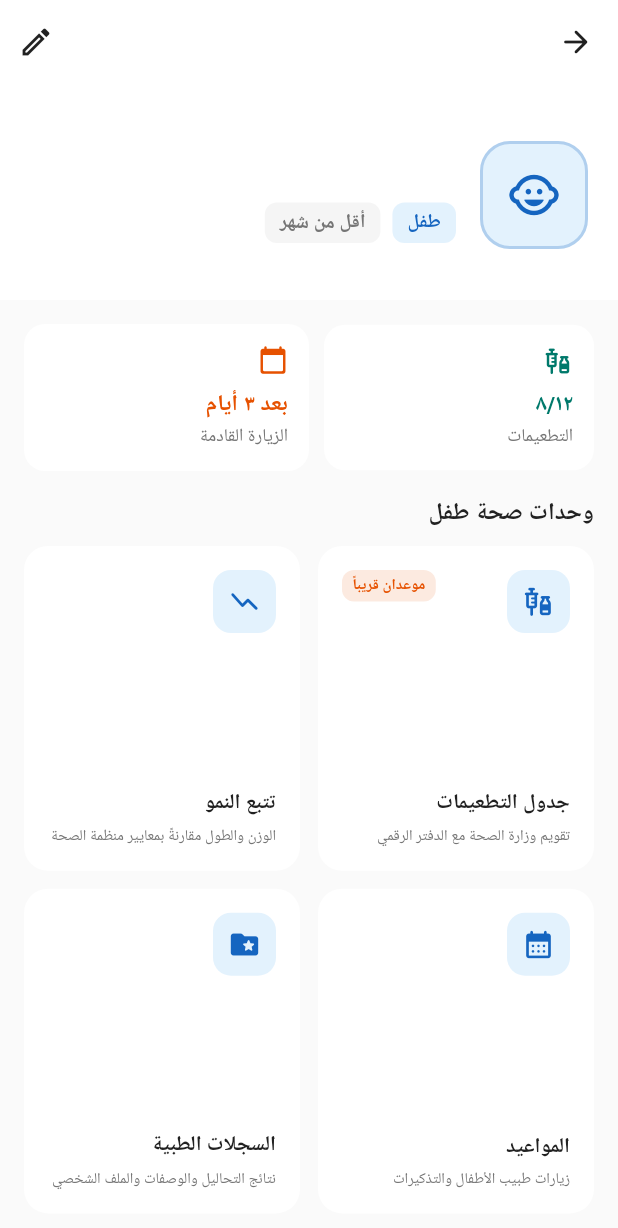
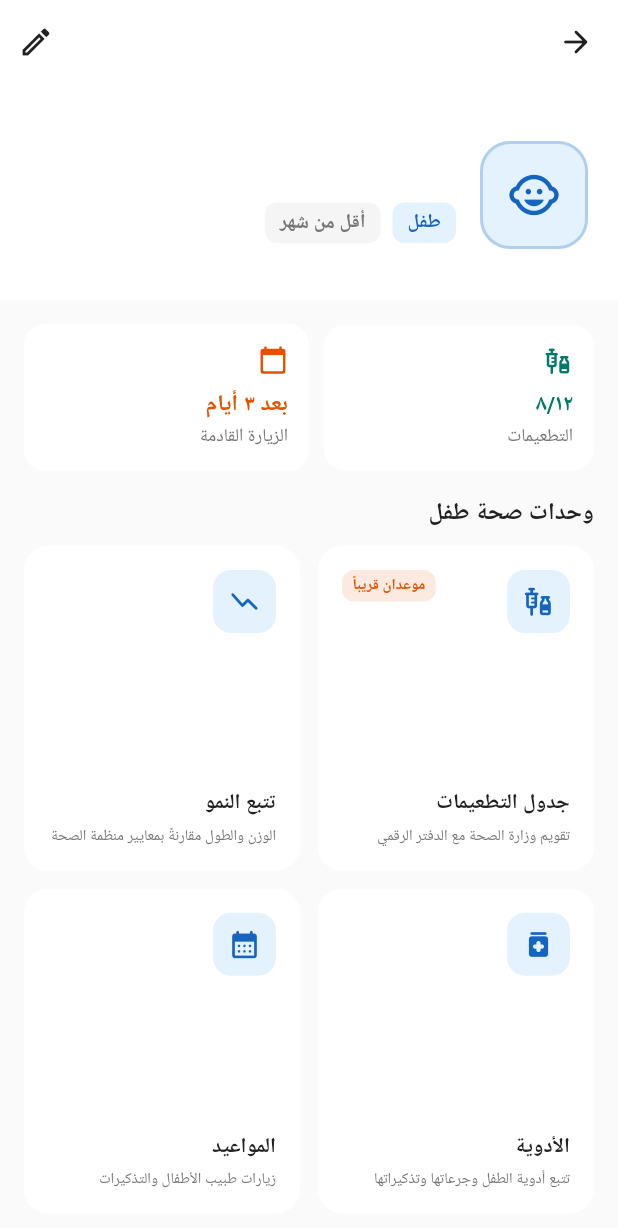
Before and after one commit to sohaila-emad/3elty, a Flutter app: the MemberProfileScreen screen opened directly with empty values, on a phone screen of 412 x 824 dp. Shown: the top 1228 px of the screen. Run offline on Flutter 3.47's test engine with Material 3 defaults, Android fonts, the phone set to English and light mode, and no system bars; our stand-ins replace cloud_firestore, file_picker, firebase_auth, firebase_core, firebase_messaging, fl_chart and 10 more; missing offline and left inert: workmanager; accounts and stored records are empty.

Commit message:
Add medication support for child module

```diff
--- a/lib/main.dart
+++ b/lib/main.dart
@@ -189,6 +189,14 @@ List<HealthModule> modulesFor(ProfileType type) {
           title: 'تتبع النمو',
           subtitle: 'الوزن والطول مقارنةً بمعايير منظمة الصحة',
           icon: Icons.show_chart_rounded,
+          color: Color(0xFF1565C0),
+          bgColor: Color(0xFFE3F2FD),
+        ),
+        HealthModule(
+          id: 'medications',
+          title: 'الأدوية',
+          subtitle: 'تتبع أدوية الطفل وجرعاتها وتذكيراتها',
+          icon: Icons.medication_rounded,
           color: Color(0xFF1565C0),
           bgColor: Color(0xFFE3F2FD),
         ),
```
